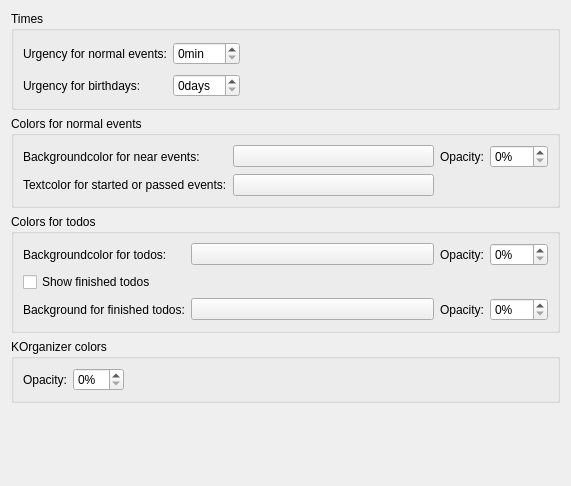
KDE/plasmoid-eventlist, file src/applet/eventappletcolorconfig.ui: the form before one commit.
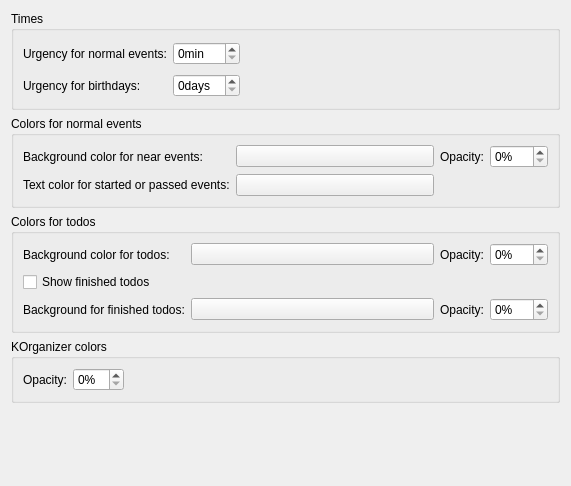
The form after the commit. Custom widgets are drawn as their Qt base class.

```diff
--- a/src/applet/eventappletcolorconfig.ui
+++ b/src/applet/eventappletcolorconfig.ui
@@ -82,7 +82,7 @@
       <item row="0" column="0">
        <widget class="QLabel" name="label">
         <property name="text">
-         <string>Backgroundcolor for near events:</string>
+         <string>Background color for near events:</string>
         </property>
        </widget>
       </item>
@@ -119,7 +119,7 @@
       <item row="1" column="0">
        <widget class="QLabel" name="label_4">
         <property name="text">
-         <string>Textcolor for started or passed events:</string>
+         <string>Text color for started or passed events:</string>
         </property>
        </widget>
       </item>
@@ -148,7 +148,7 @@
       <item row="0" column="0">
        <widget class="QLabel" name="label_9">
         <property name="text">
-         <string>Backgroundcolor for todos:</string>
+         <string>Background color for todos:</string>
         </property>
        </widget>
       </item>
```
Left out of the diff: 8 changed lines with no effect on the pictures.
